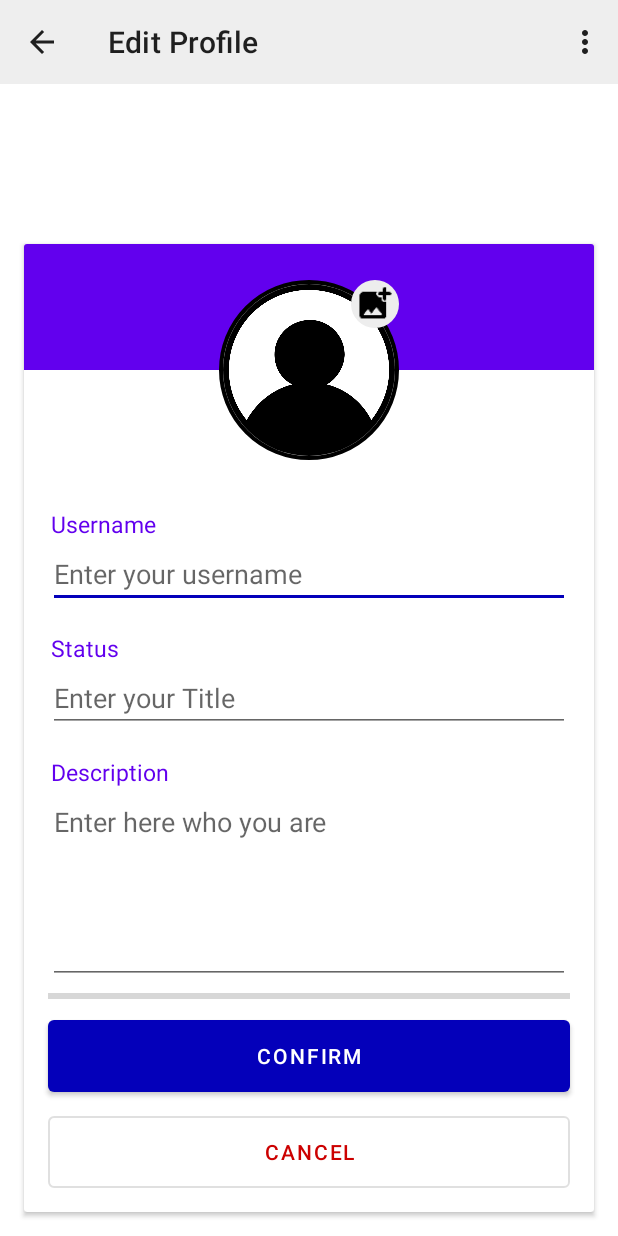
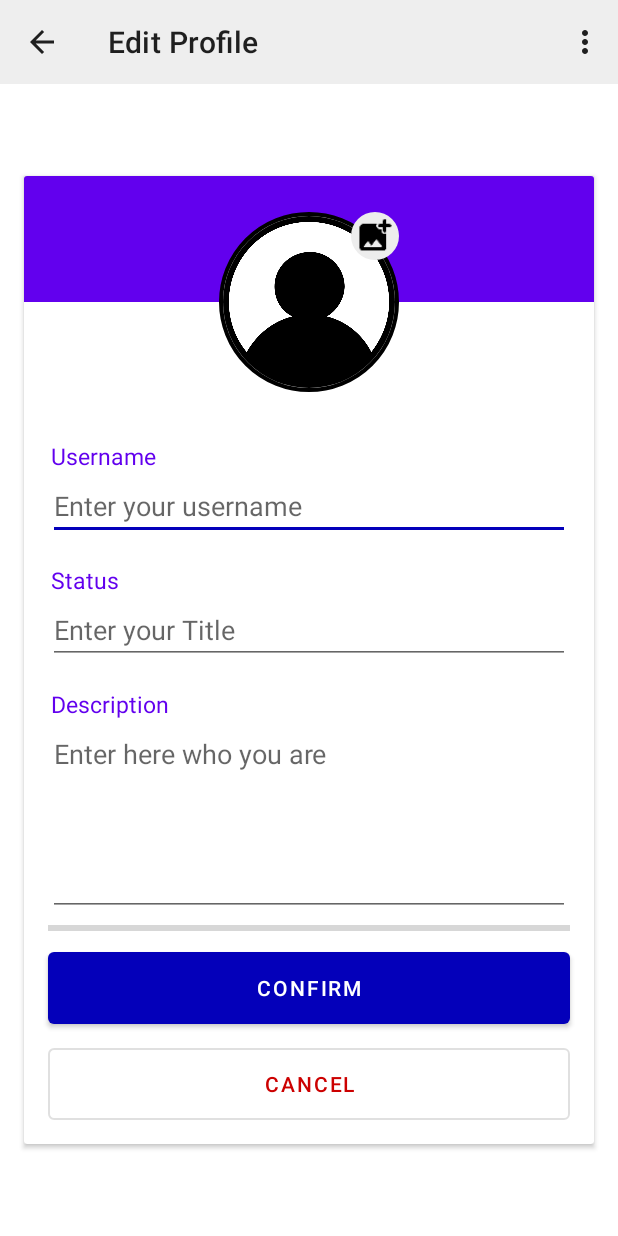
Before and after one commit to DannyOnCode/MAD-2020-threadapp, an Android app: the EditProfileActivity screen opened directly, with no data from a screen before it, on a phone screen of 412 x 824 dp. Run offline under Robolectric (Android 15) with nearby library versions, the phone set to English and light mode, and no system bars; our stand-ins replace CircleImageView, Firebase (no records; nobody signed in at launch, a user with empty details on screens opened directly), Picasso; pictures from the network do not load; Roboto replaces fonts that are not available here.

Commit message:
fixed ui again

```diff
--- a/app/src/main/res/layout/activity_editprofile.xml
+++ b/app/src/main/res/layout/activity_editprofile.xml
@@ -40,7 +40,7 @@
                 app:layout_constraintBottom_toBottomOf="parent"
                 app:layout_constraintEnd_toEndOf="parent"
                 app:layout_constraintStart_toStartOf="parent"
-                app:layout_constraintTop_toBottomOf="@+id/editProfileInclude">
+                app:layout_constraintTop_toTopOf="parent">
 
                 <androidx.constraintlayout.widget.ConstraintLayout
                     android:layout_width="match_parent"
```
